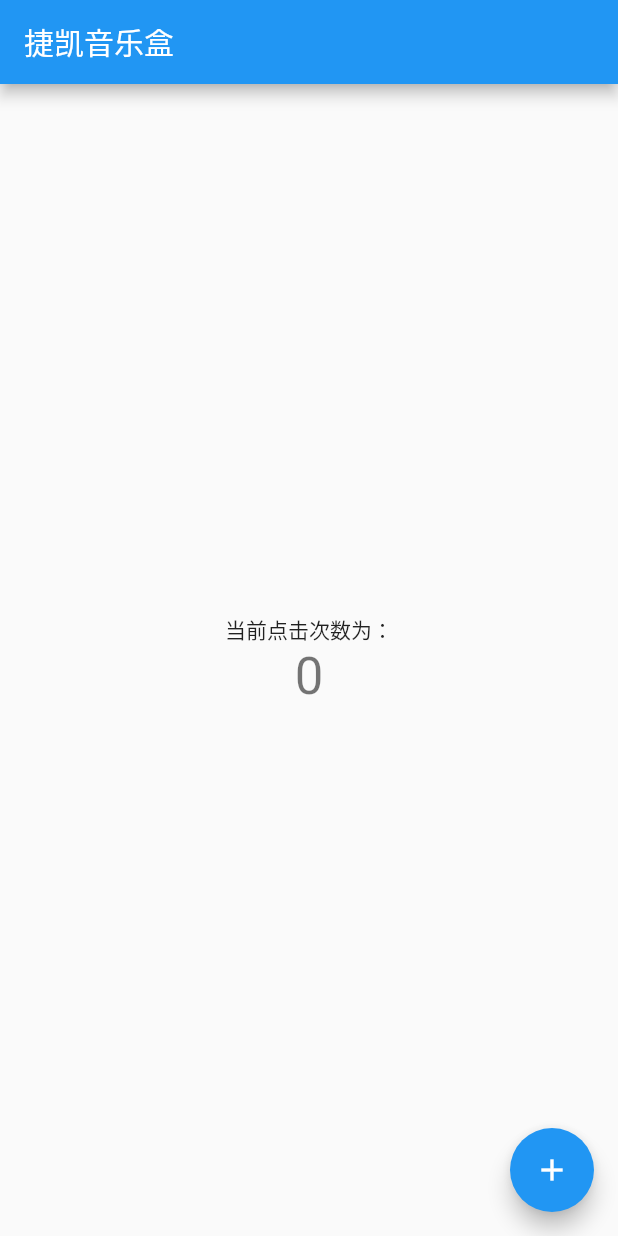
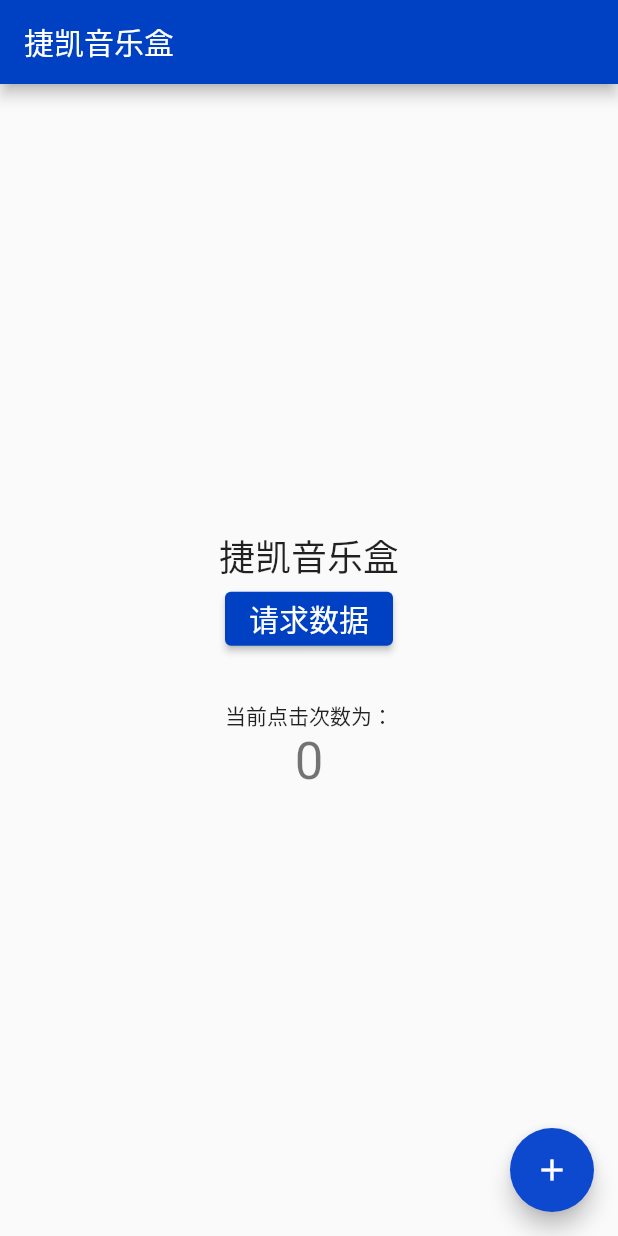
Before and after one commit to WildWestWorld/jk-music-app, a Flutter app: the MyHomePage screen opened directly, on a phone screen of 412 x 824 dp. Run offline on Flutter 3.47's test engine with Material 2 defaults, Android fonts, the phone set to English and light mode, and no system bars.

```diff
--- a/lib/main.dart
+++ b/lib/main.dart
@@ -1,137 +1,40 @@
 import 'package:flutter/material.dart';
+import 'package:jk_music_app/api/hello.dart';
+import 'package:jk_music_app/pages/home.dart';
+import 'package:jk_music_app/pages/login.dart';
+import 'package:jk_music_app/theme.dart';
 
 
 //主函数
 //runApp（） 运行app
 //const MyApp()实例化app
 void main() {
-  runApp(const MyApp());
+  runApp(const JKMusic());
 }
-
-class MyApp extends StatelessWidget {
-  const MyApp({Key? key}) : super(key: key);
+//使用rename就可以更改app的名字
+class JKMusic extends StatelessWidget {
+  const JKMusic({Key? key}) : super(key: key);
 
   // This widget is the root of your application.
   @override
   Widget build(BuildContext context) {
     return MaterialApp(
-      title: 'Flutter Demo',
+      //在手机中安装app的名字
+      title: '捷凯音乐',
       theme: ThemeData(
-        // This is the theme of your application.
-        //
-        // Try running your application with "flutter run". You'll see the
-        // application has a blue toolbar. Then, without quitting the app, try
-        // changing the primarySwatch below to Colors.green and then invoke
-        // "hot reload" (press "r" in the console where you ran "flutter run",
-        // or simply save your changes to "hot reload" in a Flutter IDE).
-        // Notice that the counter didn't reset back to zero; the application
-        // is not restarted.
+        //当前主题色
+        primarySwatch: primary,
+        //引入自定义的tabBar主题
+        tabBarTheme: tabBarTheme,
+      ),
+      //默认打开的页面
+      initialRoute: '/',
+      routes: {
+        //Router中引入Home页面，路径为'/'
+        '/':(context)=>const Home(),
+        '/login':(context)=>const Login()
+      },
 
-
-        //当前主题色
-        primarySwatch: Colors.blue,
-      ),
-
-      //home页面显示的标题
-      home: const MyHomePage(title: '捷凯音乐盒'),
     );
   }
 }
-
-class MyHomePage extends StatefulWidget {
-  const MyHomePage({Key? key, required this.title}) : super(key: key);
-
-  // This widget is the home page of your application. It is stateful, meaning
-  // that it has a State object (defined below) that contains fields that affect
-  // how it looks.
-
-  // This class is the configuration for the state. It holds the values (in this
-  // case the title) provided by the parent (in this case the App widget) and
-  // used by the build method of the State. Fields in a Widget subclass are
-  // always marked "final".
-
-  final String title;
-
-  @override
-  State<MyHomePage> createState() => _MyHomePageState();
-}
-
-//相当于vue里面的JavaScript
-class _MyHomePageState extends State<MyHomePage> {
-  int _counter = 0;
-
-
-  //点击按钮会触发该函数
-  void _incrementCounter() {
-    //此处的setState相当于小程序的里面的this.setdata
-
-    setState(() {
-      _counter++;
-    });
-  }
-
-  @override
-  Widget build(BuildContext context) {
-    // This method is rerun every time setState is called, for instance as done
-    // by the _incrementCounter method above.
-    //
-    // The Flutter framework has been optimized to make rerunning build methods
-    // fast, so that you can just rebuild anything that needs updating rather
-    // than having to individually change instances of widgets.
-
-
-    //app显示的主界面
-    return Scaffold(
-      appBar: AppBar(
-        // Here we take the value from the MyHomePage object that was created by
-        // the App.build method, and use it to set our appbar title.
-        title: Text(widget.title),
-      ),
-      //center 意味着居中布局
-      body: Center(
-        // Center is a layout widget. It takes a single child and positions it
-        // in the middle of the parent.
-        //colunm意味着是纵向排列的
-        child: Column(
-          // Column is also a layout widget. It takes a list of children and
-          // arranges them vertically. By default, it sizes itself to fit its
-          // children horizontally, and tries to be as tall as its parent.
-          //
-          // Invoke "debug painting" (press "p" in the console, choose the
-          // "Toggle Debug Paint" action from the Flutter Inspector in Android
-          // Studio, or the "Toggle Debug Paint" command in Visual Studio Code)
-          // to see the wireframe for each widget.
-          //
-          // Column has various properties to control how it sizes itself and
-          // how it positions its children. Here we use mainAxisAlignment to
-          // center the children vertically; the main axis here is the vertical
-          // axis because Columns are vertical (the cross axis would be
-          // horizontal).
-
-          //mainAxisAlignment：主轴是怎么样对齐的
-          mainAxisAlignment: MainAxisAlignment.center,
-
-
-          children: <Widget>[
-            const Text(
-              '当前点击次数为：',
-            ),
-            Text(
-              //$=获取data里面的值
-              '$_counter',
-              //style 文字的样式
-              style: Theme.of(context).textTheme.headline4,
-            ),
-          ],
-        ),
-      ),
-      floatingActionButton: FloatingActionButton(
-        //onPressed =click 就是个点击事件
-        onPressed: _incrementCounter,
-        tooltip: 'Increment',
-        //button里面的图标
-        child: const Icon(Icons.add),
-      ), // This trailing comma makes auto-formatting nicer for build methods.
-    );
-  }
-}
--- /dev/null
+++ b/lib/pages/annotationMain.dart
@@ -0,0 +1,177 @@
+import 'package:flutter/material.dart';
+import 'package:jk_music_app/api/hello.dart';
+
+
+//主函数
+//runApp（） 运行app
+//const MyApp()实例化app
+void main() {
+  runApp(const JKMusic());
+}
+//使用rename就可以更改app的名字
+class JKMusic extends StatelessWidget {
+  const JKMusic({Key? key}) : super(key: key);
+
+  // This widget is the root of your application.
+  @override
+  Widget build(BuildContext context) {
+    return MaterialApp(
+      //在手机中安装app的名字
+      title: '捷凯音乐',
+      theme: ThemeData(
+        // This is the theme of your application.
+        //
+        // Try running your application with "flutter run". You'll see the
+        // application has a blue toolbar. Then, without quitting the app, try
+        // changing the primarySwatch below to Colors.green and then invoke
+        // "hot reload" (press "r" in the console where you ran "flutter run",
+        // or simply save your changes to "hot reload" in a Flutter IDE).
+        // Notice that the counter didn't reset back to zero; the application
+        // is not restarted.
+
+
+        //当前主题色
+        primarySwatch: Colors.blue,
+      ),
+
+      //home页面显示的标题
+      home: const MyHomePage(title: '捷凯音乐盒'),
+    );
+  }
+}
+
+class MyHomePage extends StatefulWidget {
+  const MyHomePage({Key? key, required this.title}) : super(key: key);
+
+  // This widget is the home page of your application. It is stateful, meaning
+  // that it has a State object (defined below) that contains fields that affect
+  // how it looks.
+
+  // This class is the configuration for the state. It holds the values (in this
+  // case the title) provided by the parent (in this case the App widget) and
+  // used by the build method of the State. Fields in a Widget subclass are
+  // always marked "final".
+
+  final String title;
+
+  @override
+  State<MyHomePage> createState() => _MyHomePageState();
+}
+
+//相当于vue里面的JavaScript
+class _MyHomePageState extends State<MyHomePage> {
+
+  //自定义数据
+  //这里就是放data的位置
+  int _counter = 0;
+  String message ="捷凯音乐盒";
+
+  //样式
+  //按钮的样式
+  final ButtonStyle buttonStyle =
+  ElevatedButton.styleFrom(textStyle: const TextStyle(fontSize: 20));
+
+
+
+  //函数
+  //点击按钮会触发该函数
+  void _incrementCounter() {
+    //此处的setState相当于小程序的里面的this.setdata
+
+    setState(() {
+      _counter++;
+    });
+
+  }
+  void _fetchData(){
+    //此处的sayHello方法来自api文件中的hello.dart
+    //因为是future对象所以也可以用then的方法
+   sayHello().then((value) => {
+
+     //flutter特色设置值
+     setState(() {
+    message=value;
+    })
+
+
+   });
+  }
+
+
+
+  @override
+  Widget build(BuildContext context) {
+    // This method is rerun every time setState is called, for instance as done
+    // by the _incrementCounter method above.
+    //
+    // The Flutter framework has been optimized to make rerunning build methods
+    // fast, so that you can just rebuild anything that needs updating rather
+    // than having to individually change instances of widgets.
+
+
+    //app显示的主界面
+    return Scaffold(
+      appBar: AppBar(
+        // Here we take the value from the MyHomePage object that was created by
+        // the App.build method, and use it to set our appbar title.
+        title: Text(widget.title),
+      ),
+      //center 意味着居中布局
+      body: Center(
+        // Center is a layout widget. It takes a single child and positions it
+        // in the middle of the parent.
+        //colunm意味着是纵向排列的
+        child: Column(
+          // Column is also a layout widget. It takes a list of children and
+          // arranges them vertically. By default, it sizes itself to fit its
+          // children horizontally, and tries to be as tall as its parent.
+          //
+          // Invoke "debug painting" (press "p" in the console, choose the
+          // "Toggle Debug Paint" action from the Flutter Inspector in Android
+          // Studio, or the "Toggle Debug Paint" command in Visual Studio Code)
+          // to see the wireframe for each widget.
+          //
+          // Column has various properties to control how it sizes itself and
+          // how it positions its children. Here we use mainAxisAlignment to
+          // center the children vertically; the main axis here is the vertical
+          // axis because Columns are vertical (the cross axis would be
+          // horizontal).
+
+          //mainAxisAlignment：主轴是怎么样对齐的
+          mainAxisAlignment: MainAxisAlignment.center,
+          //widget相当于数组，也就是说我们加多少内容都是可以的
+          children: <Widget>[
+            Text(message,style:Theme.of(context).textTheme.headline5),
+
+
+            ElevatedButton(
+              style: buttonStyle,
+              onPressed:_fetchData,
+              child: const Text('请求数据'),
+            ),
+
+            //空盒子用于把两个组件分隔开
+            const SizedBox(height: 30),
+
+            const Text(
+              '当前点击次数为：',
+            ),
+            Text(
+              //$=获取data里面的值
+              '$_counter',
+              //style 文字的样式
+              style: Theme.of(context).textTheme.headline4,
+            ),
+          ],
+        ),
+      ),
+      floatingActionButton: FloatingActionButton(
+        //onPressed =click 就是个点击事件
+        onPressed: _incrementCounter,
+        tooltip: 'Increment',
+        //button里面的图标
+        child: const Icon(Icons.add),
+      ), // This trailing comma makes auto-formatting nicer for build methods.
+    );
+  }
+}
--- /dev/null
+++ b/lib/theme.dart
@@ -0,0 +1,31 @@
+//该页面是用于存放或者更改主题色
+import 'package:flutter/material.dart';
+
+
+const int _bluePrimaryValue =0xFF0041C4;
+//在原来的颜色库中新增MaterialColor  primary颜色，
+//MaterialColor(x,y) x要的参数是默认的颜色，y要的是一个<int,Color>的一个数组 说白了就是需要一个放颜色梯度的数组
+const MaterialColor primary = MaterialColor(_bluePrimaryValue, <int,Color>{
+  50: Color(0xFFE7E9F9),
+  100: Color(0xFFC2C8F1),
+  200: Color(0xFF98A4E7),
+  300: Color(0xFF6C81DE),
+  400: Color(0xFF4765D7),
+  500: Color(0xFF0C49CF),
+  600: Color(_bluePrimaryValue),
+  700: Color(0xFF003788),
+  800: Color(0xFF002CAD),
+  900: Color(0xFF00189A),
+},
+);
+
+//自定义Tabbar的主题
+//定义完了，记得去main里面去引入
+const TabBarTheme tabBarTheme =TabBarTheme(
+  //被选中的tab的文字颜色
+  //一定要写这个属性，不然看不见文字的颜色
+  labelColor: primary,
+  //未被选中的tab的文字颜色
+  //加个const,因为此时是变量了
+  unselectedLabelColor:Color(0xFF7A869A) ,
+);
--- a/pubspec.yaml
+++ b/pubspec.yaml
@@ -29,11 +29,9 @@ environment:
 dependencies:
   flutter:
     sdk: flutter
+  cupertino_icons: ^1.0.2
+  http: ^0.13.4
 
-
-  # The following adds the Cupertino Icons font to your application.
-  # Use with the CupertinoIcons class for iOS style icons.
-  cupertino_icons: ^1.0.2
 
 dev_dependencies:
   flutter_test:
```
Also changed, not shown: lib/api/hello.dart (added, +23 -0 lines), lib/pages/cli.dart (added, +19 -0 lines), lib/pages/cliStateful.dart (added, +69 -0 lines), lib/pages/home.dart (added, +22 -0 lines), lib/pages/login.dart (added, +104 -0 lines), lib/widget/login_form.dart (added, +112 -0 lines), pubspec.lock, 2 other files.
